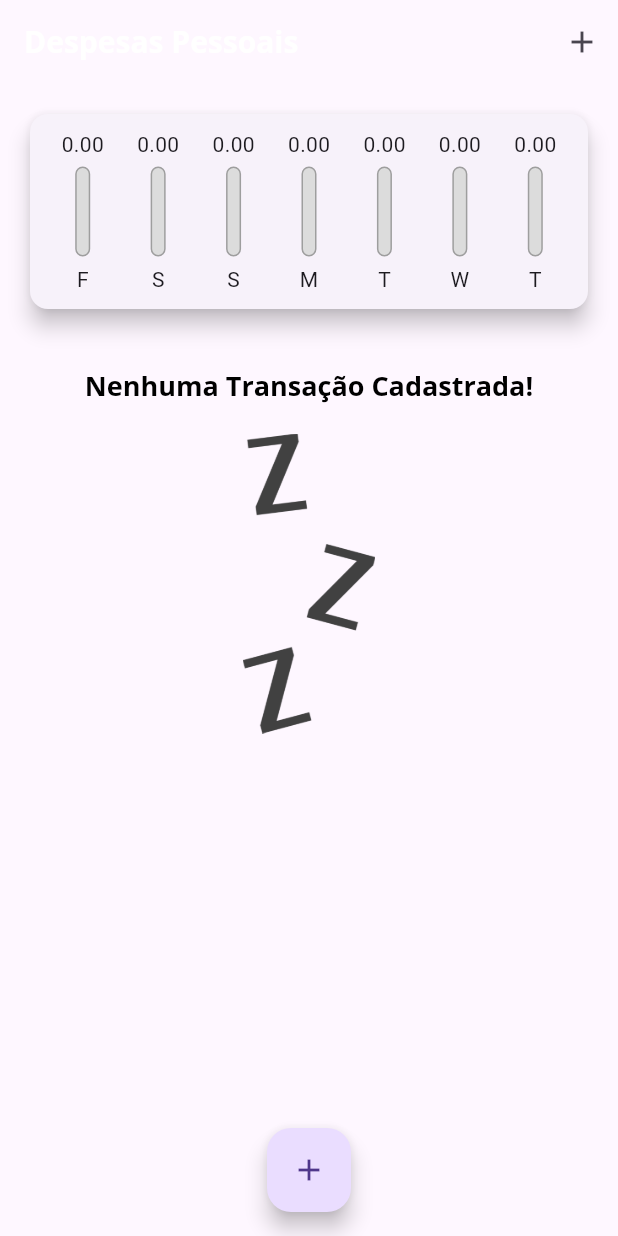
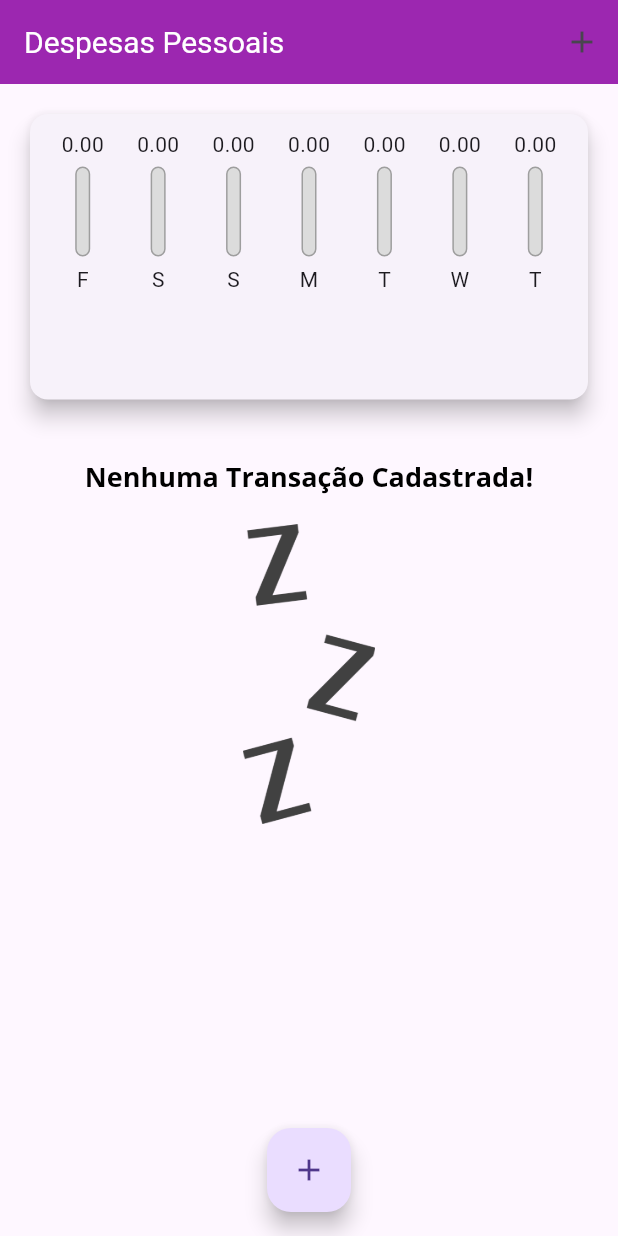
Before and after one commit to burghausen8/DespesasPessoais, a Flutter app: the screen it shows after launch, on a phone screen of 412 x 824 dp. Run offline on Flutter 3.47's test engine with Material 3 defaults, Android fonts, the phone set to English and light mode, and no system bars.

Commit message:
feature: ajust font size

```diff
--- a/lib/components/transaction_list.dart
+++ b/lib/components/transaction_list.dart
@@ -11,7 +11,6 @@ class TransactionList extends StatelessWidget {
   @override
   Widget build(BuildContext context) {
     return SizedBox(
-      height: 480,
       child: transactions.isEmpty
           ? Column(
               children: [
--- a/lib/main.dart
+++ b/lib/main.dart
@@ -89,22 +89,36 @@ class _MyHomePageState extends State<MyHomePage> {
 
   @override
   Widget build(BuildContext context) {
-    return Scaffold(
-        appBar: AppBar(
+    final appBar = AppBar(
       title: Text('Despesas Pessoais'),
+      backgroundColor: Theme.of(context).colorScheme.primary,
+      titleTextStyle: TextStyle(
+        fontSize: 20 * MediaQuery.of(context).textScaleFactor,
+      ),
       actions: <Widget>[
         IconButton(
           icon: Icon(Icons.add),
           onPressed: () => _openTransactionFormModal(context),
         )
       ],
-        ),
+    );
+
+    final availableHeight = MediaQuery.of(context).size.height -
+        appBar.preferredSize.height -
+        MediaQuery.of(context).padding.top;
+
+    return Scaffold(
+        appBar: appBar,
         body: SingleChildScrollView(
           child: Column(
             crossAxisAlignment: CrossAxisAlignment.stretch,
             children: [
-              Chart(_recentTransactions),
-              TransactionList(_transactions, _removeTransaction),
+              Container(
+                  height: availableHeight * 0.3,
+                  child: Chart(_recentTransactions)),
+              Container(
+                  height: availableHeight * 0.7,
+                  child: TransactionList(_transactions, _removeTransaction)),
             ],
           ),
         ),
```
Lines whose indentation alone changed are shown as unchanged.
